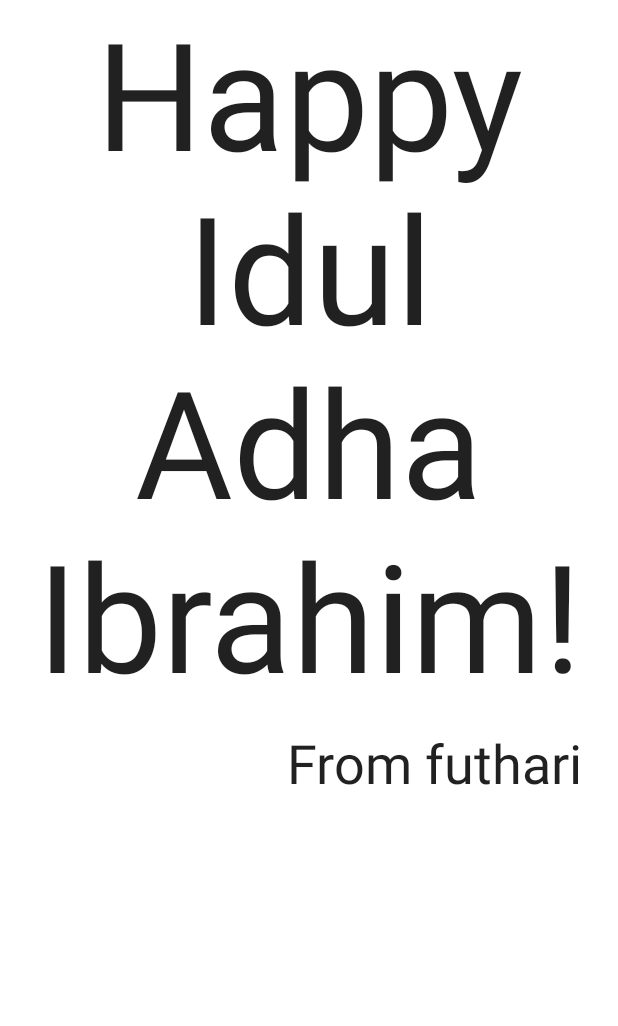
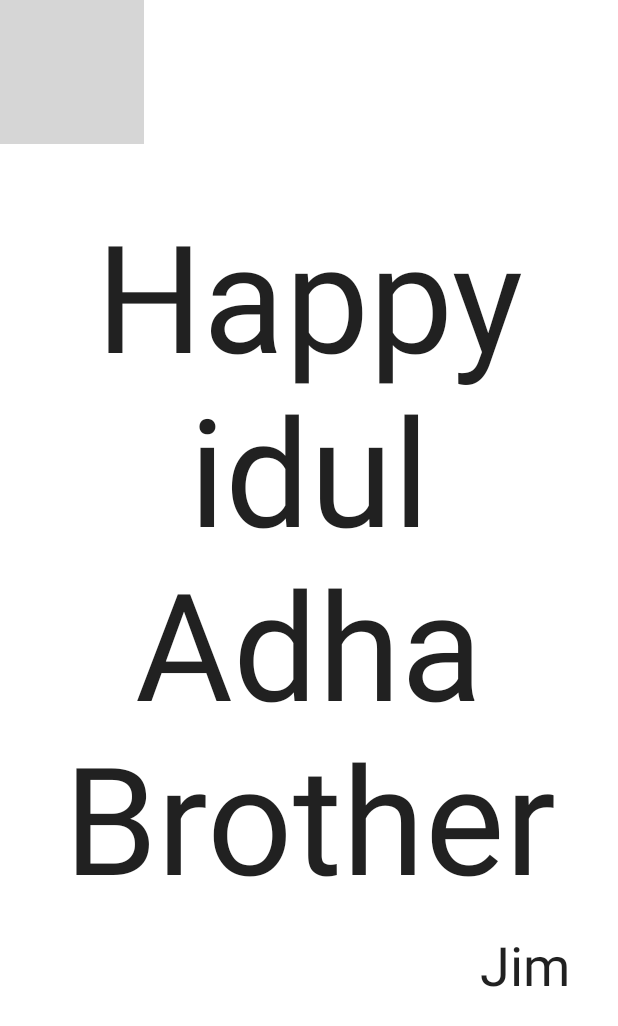
Before and after one commit to kyusufm/AndroidBasicWithCompose, an Android app built with Jetpack Compose: the @Preview function DefaultPreview, on a phone screen of 412 x 824 dp. Shown: the top 1026 px of the screen. Run offline under Robolectric (Android 15) with nearby library versions, the phone set to English and light mode, and no system bars; grey boxes are pictures that could not be loaded.

Commit message:
Add image, opacity, and box layout

```diff
--- a/Unit1/3.Build-a-simple-app/HappyIdulAdha/app/src/main/java/com/example/happyiduladha/MainActivity.kt
+++ b/Unit1/3.Build-a-simple-app/HappyIdulAdha/app/src/main/java/com/example/happyiduladha/MainActivity.kt
@@ -1,18 +1,19 @@
 package com.example.happyiduladha
+
 
 import android.os.Bundle
 import androidx.activity.ComponentActivity
 import androidx.activity.compose.setContent
-import androidx.compose.foundation.layout.Arrangement
-import androidx.compose.foundation.layout.Column
-import androidx.compose.foundation.layout.fillMaxSize
-import androidx.compose.foundation.layout.padding
+import androidx.compose.foundation.Image
+import androidx.compose.foundation.layout.*
 import androidx.compose.material.MaterialTheme
 import androidx.compose.material.Surface
 import androidx.compose.material.Text
 import androidx.compose.runtime.Composable
 import androidx.compose.ui.Alignment
 import androidx.compose.ui.Modifier
+import androidx.compose.ui.layout.ContentScale
+import androidx.compose.ui.res.painterResource
 import androidx.compose.ui.text.style.TextAlign
 import androidx.compose.ui.tooling.preview.Preview
 import androidx.compose.ui.unit.dp
@@ -29,7 +30,7 @@ class MainActivity : ComponentActivity() {
                     modifier = Modifier.fillMaxSize(),
                     color = MaterialTheme.colors.background
                 ) {
-                    GreetingText(message = "Happy Idul Adha Ibrahim!", from ="From futhari")
+                    GreetingImage(message = "Happy Idul Adha Ahmed!", from ="From Jim")
                 }
             }
         }
@@ -60,10 +61,31 @@ fun GreetingText( message: String, from: String, modifier: Modifier = Modifier){
 
 }
 
+@Composable
+fun GreetingImage( message: String, from: String, modifier: Modifier=Modifier){
+    val image = painterResource(R.drawable.androidparty)
+    Box {
+        Image(
+            painter = image,
+            contentDescription = null,
+            contentScale = ContentScale.Crop,
+            alpha = 0.2f
+        )
+        GreetingText(
+            message = message,
+            from = from,
+            modifier = Modifier
+                .fillMaxSize()
+                .padding(8.dp)
+        )
+    }
+}
+
 @Preview(showBackground = true)
 @Composable
 fun DefaultPreview() {
     HappyIdulAdhaTheme {
-        GreetingText(message = "Happy Idul Adha Ibrahim!", from ="From futhari")
+        //GreetingText(message = "Happy Idul Adha Ibrahim!", from ="From futhari")
+        GreetingImage(message = "Happy idul Adha Brother", from = "Jim")
     }
 }
```
Also changed, not shown: 2 other files.
